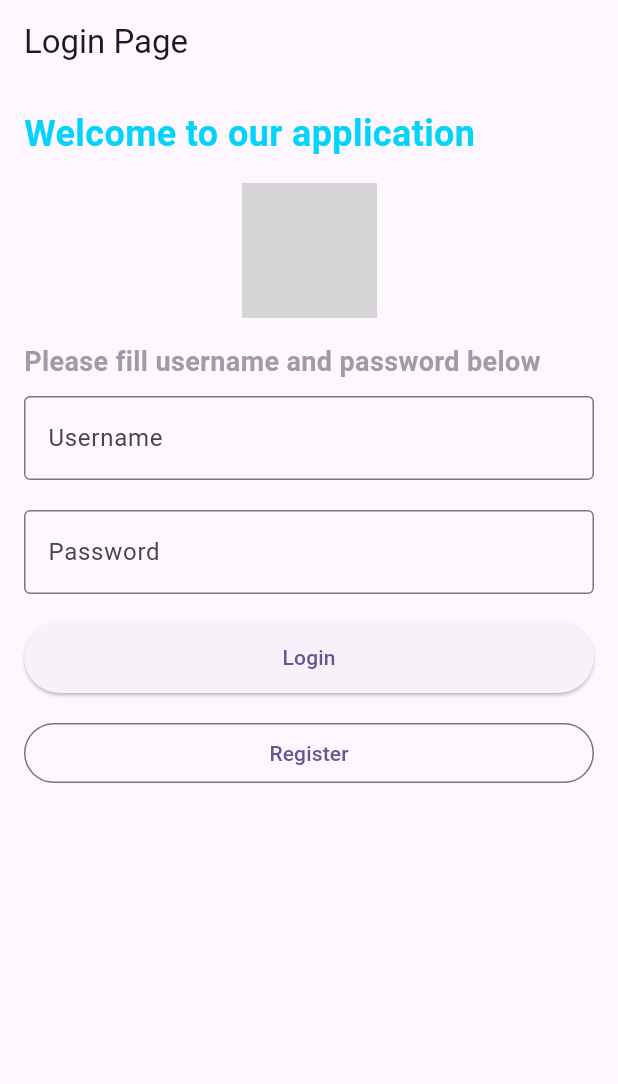
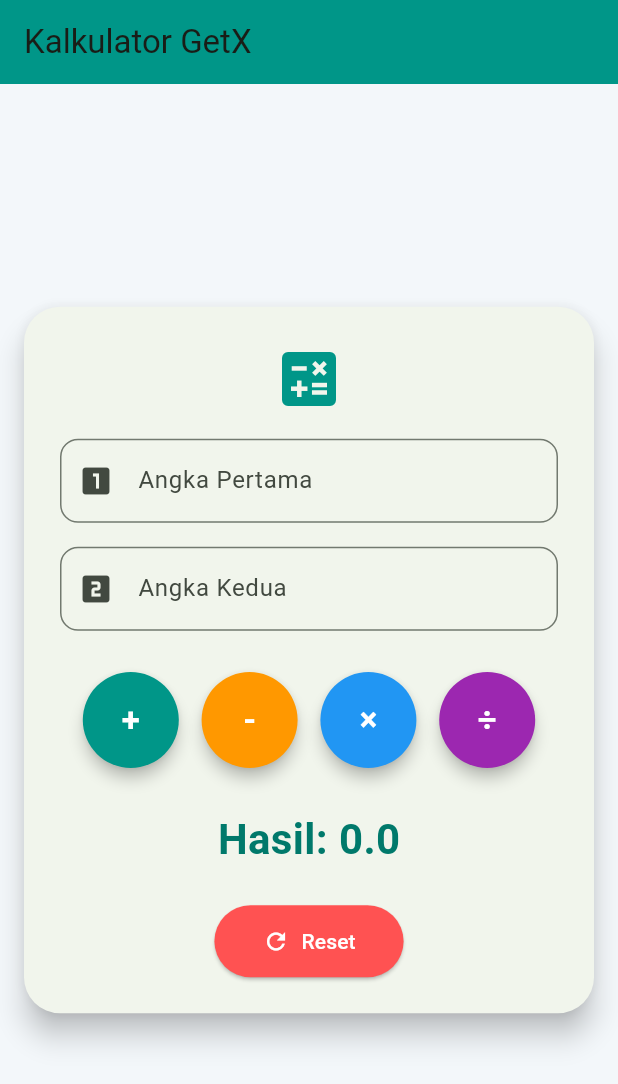
Before and after one commit to Alnieto7/latihan1_pplg2, a Flutter app: the screen it shows after launch, on a phone screen of 412 x 824 dp. Shown: the top 1084 px of the screen. Run offline on Flutter 3.47's test engine with Material 3 defaults, Android fonts, the phone set to English and light mode, and no system bars; our stand-ins replace get; grey boxes are pictures that could not be loaded.

Commit message:
project 6/8/2025

```diff
--- a/lib/LoginPage.dart
+++ b/lib/LoginPage.dart
@@ -65,10 +65,12 @@ class _LoginPageState extends State<LoginPage> {
             ),
             CustomTextField(
               label: "Username",
+              myTextColor: Colors.deepOrangeAccent,
               controller: usernameController,
             ),
             CustomTextField(
               label: "Password",
+              myTextColor: Colors.deepOrangeAccent,
               controller: passwordController,
               isPassword: true,
             ),
--- a/lib/RegisterPage.dart
+++ b/lib/RegisterPage.dart
@@ -47,19 +47,23 @@ class _RegisterPageState extends State<RegisterPage> {
             CustomTextField(
               label: "Nama",
               controller: nameController,
+              myTextColor: Colors.blue,
             ),
             CustomTextField(
               label: "Email",
               controller: emailController,
+              myTextColor: Colors.blue,
             ),
             CustomTextField(
               label: "Password",
               controller: passwordController,
+              myTextColor: Colors.blue,
               isPassword: true,
             ),
             CustomTextField(
               label: "Tanggal Lahir",
               controller: dateController,
+              myTextColor: Colors.blue,
               readOnly: true,
               onTap: _pickDate,
             ),
--- /dev/null
+++ b/lib/component/controllers/calculatorController.dart
@@ -0,0 +1,39 @@
+import 'package:flutter/material.dart';
+import 'package:get/get.dart';
+
+class PengontrolKalkulator extends GetxController {
+  TextEditingController angka1Controller = TextEditingController();
+  TextEditingController angka2Controller = TextEditingController();
+
+  var hasil = 0.0.obs;
+
+  void tambah() {
+    double a1 = double.tryParse(angka1Controller.text) ?? 0;
+    double a2 = double.tryParse(angka2Controller.text) ?? 0;
+    hasil.value = a1 + a2;
+  }
+
+  void kurang() {
+    double a1 = double.tryParse(angka1Controller.text) ?? 0;
+    double a2 = double.tryParse(angka2Controller.text) ?? 0;
+    hasil.value = a1 - a2;
+  }
+
+  void kali() {
+    double a1 = double.tryParse(angka1Controller.text) ?? 0;
+    double a2 = double.tryParse(angka2Controller.text) ?? 0;
+    hasil.value = a1 * a2;
+  }
+
+  void bagi() {
+    double a1 = double.tryParse(angka1Controller.text) ?? 0;
+    double a2 = double.tryParse(angka2Controller.text) ?? 1;
+    hasil.value = a2 != 0 ? a1 / a2 : 0;
+  }
+
+  void clear() {
+    angka1Controller.clear();
+    angka2Controller.clear();
+    hasil.value = 0.0;
+  }
+}
--- a/lib/component/custom_button.dart
+++ b/lib/component/custom_button.dart
@@ -4,6 +4,7 @@ class CustomButton extends StatelessWidget {
   final String text;
   final VoidCallback onPressed;
   final bool isOutlined;
+
 
   const CustomButton({
     Key? key,
--- a/lib/component/custom_textfield.dart
+++ b/lib/component/custom_textfield.dart
@@ -6,6 +6,7 @@ class CustomTextField extends StatelessWidget {
   final bool isPassword;
   final bool readOnly;
   final VoidCallback? onTap;
+  final Color myTextColor;
 
   const CustomTextField({
     Key? key,
@@ -13,7 +14,7 @@ class CustomTextField extends StatelessWidget {
     required this.controller,
     this.isPassword = false,
     this.readOnly = false,
-    this.onTap,
+    this.onTap, required this.myTextColor,
   }) : super(key: key);
 
   @override
@@ -28,6 +29,7 @@ class CustomTextField extends StatelessWidget {
         decoration: InputDecoration(
           labelText: label,
           border: const OutlineInputBorder(),
+          labelStyle: TextStyle(color: myTextColor),
         ),
       ),
     );
--- /dev/null
+++ b/lib/component/pages/calculatorPage.dart
@@ -0,0 +1,103 @@
+import 'package:flutter/material.dart';
+import 'package:flutter/services.dart';
+import 'package:get/get.dart';
+import 'package:latihan1_pplg2/component/controllers/calculatorController.dart';
+
+class HalamanKalkulator extends StatelessWidget {
+  final PengontrolKalkulator pengontrol = Get.put(PengontrolKalkulator());
+
+  @override
+  Widget build(BuildContext context) {
+    return Scaffold(
+      backgroundColor: Color(0xFFF3F7FA),
+      appBar: AppBar(
+        title: Text('Kalkulator GetX'),
+        backgroundColor: Colors.teal,
+        elevation: 0,
+      ),
+      body: Center(
+        child: Card(
+          elevation: 8,
+          shape: RoundedRectangleBorder(borderRadius: BorderRadius.circular(24)),
+          margin: EdgeInsets.symmetric(horizontal: 16, vertical: 32),
+          child: Padding(
+            padding: const EdgeInsets.all(24.0),
+            child: Column(
+              mainAxisSize: MainAxisSize.min,
+              children: [
+                Icon(Icons.calculate, size: 48, color: Colors.teal),
+                SizedBox(height: 16),
+                TextField(
+                  controller: pengontrol.angka1Controller,
+                  keyboardType: TextInputType.numberWithOptions(decimal: true),
+                  inputFormatters: [
+                    FilteringTextInputFormatter.allow(RegExp(r'^\d*\.?\d{0,2}')),
+                  ],
+                  decoration: InputDecoration(
+                    labelText: 'Angka Pertama',
+                    border: OutlineInputBorder(borderRadius: BorderRadius.circular(12)),
+                    prefixIcon: Icon(Icons.looks_one),
+                  ),
+                ),
+                SizedBox(height: 16),
+                TextField(
+                  controller: pengontrol.angka2Controller,
+                  keyboardType: TextInputType.numberWithOptions(decimal: true),
+                  inputFormatters: [
+                    FilteringTextInputFormatter.allow(RegExp(r'^\d*\.?\d{0,2}')),
+                  ],
+                  decoration: InputDecoration(
+                    labelText: 'Angka Kedua',
+                    border: OutlineInputBorder(borderRadius: BorderRadius.circular(12)),
+                    prefixIcon: Icon(Icons.looks_two),
+                  ),
+                ),
+                SizedBox(height: 24),
+                Row(
+                  mainAxisAlignment: MainAxisAlignment.spaceEvenly,
+                  children: [
+                    _buildCalcButton('+', Colors.teal, pengontrol.tambah),
+                    _buildCalcButton('-', Colors.orange, pengontrol.kurang),
+                    _buildCalcButton('×', Colors.blue, pengontrol.kali),
+                    _buildCalcButton('÷', Colors.purple, pengontrol.bagi),
+                  ],
+                ),
+                SizedBox(height: 24),
+                Obx(() => Text(
+                      'Hasil: ${pengontrol.hasil.value}',
+                      style: TextStyle(fontSize: 28, fontWeight: FontWeight.bold, color: Colors.teal[700]),
+                    )),
+                SizedBox(height: 24),
+                ElevatedButton.icon(
+                  onPressed: pengontrol.clear,
+                  icon: Icon(Icons.refresh),
+                  label: Text('Reset'),
+                  style: ElevatedButton.styleFrom(
+                    backgroundColor: Colors.redAccent,
+                    foregroundColor: Colors.white,
+                    shape: StadiumBorder(),
+                    padding: EdgeInsets.symmetric(horizontal: 32, vertical: 14),
+                  ),
+                ),
+              ],
+            ),
+          ),
+        ),
+      ),
+    );
+  }
+
+  Widget _buildCalcButton(String label, Color color, VoidCallback onPressed) {
+    return ElevatedButton(
+      onPressed: onPressed,
+      style: ElevatedButton.styleFrom(
+        shape: CircleBorder(),
+        backgroundColor: color,
+        foregroundColor: Colors.white,
+        padding: EdgeInsets.all(20),
+        elevation: 4,
+      ),
+      child: Text(label, style: TextStyle(fontSize: 22, fontWeight: FontWeight.bold)),
+    );
+  }
+}
--- a/lib/main.dart
+++ b/lib/main.dart
@@ -1,5 +1,6 @@
 import 'package:flutter/material.dart';
-import 'package:latihan1_pplg2/LoginPage.dart';
+import 'package:get/get.dart';
+import 'component/pages/calculatorPage.dart';
 
 void main() {
   runApp(const MyApp());
@@ -8,105 +9,16 @@ void main() {
 class MyApp extends StatelessWidget {
   const MyApp({super.key});
 
-  // This widget is the root of your application.
   @override
   Widget build(BuildContext context) {
-    return MaterialApp(
-      title: 'Flutter Demo',
+    return GetMaterialApp(
+      debugShowCheckedModeBanner: false,
+      title: 'Kalkulator GetX',
       theme: ThemeData(
-        // This is the theme of your application.
-        //
-        // TRY THIS: Try running your application with "flutter run". You'll see
-        // the application has a purple toolbar. Then, without quitting the app,
-        // try changing the seedColor in the colorScheme below to Colors.green
-        // and then invoke "hot reload" (save your changes or press the "hot
-        // reload" button in a Flutter-supported IDE, or press "r" if you used
-        // the command line to start the app).
-        //
-        // Notice that the counter didn't reset back to zero; the application
-        // state is not lost during the reload. To reset the state, use hot
-        // restart instead.
-        //
-        // This works for code too, not just values: Most code changes can be
-        // tested with just a hot reload.
-        colorScheme: ColorScheme.fromSeed(seedColor: Colors.deepPurple),
+        colorScheme: ColorScheme.fromSeed(seedColor: Colors.green),
+        useMaterial3: true,
       ),
-      home: const LoginPage(),
+      home: HalamanKalkulator(),
     );
   }
 }
-
-class MyHomePage extends StatefulWidget {
-  const MyHomePage({super.key, required this.title});
-
-  // This widget is the home page of your application. It is stateful, meaning
-  // that it has a State object (defined below) that contains fields that affect
-  // how it looks.
-
-  // This class is the configuration for the state. It holds the values (in this
-  // case the title) provided by the parent (in this case the App widget) and
-  // used by the build method of the State. Fields in a Widget subclass are
-  // always marked "final".
-
-  final String title;
-
-  @override
-  State<MyHomePage> createState() => _MyHomePageState();
-}
-
-class _MyHomePageState extends State<MyHomePage> {
-  int _counter = 0;
-
-  void _incrementCounter() {
-    setState(() {
-
-      _counter++;
-    });
-  }
-
-  @override
-  Widget build(BuildContext context) {
-
-    return Scaffold(
-      appBar: AppBar(
-
-        backgroundColor: Theme.of(context).colorScheme.inversePrimary,
-        // Here we take the value from the MyHomePage object that was created by
-        // the App.build method, and use it to set our appbar title.
-        title: Text(widget.title),
-      ),
-      body: Center(
-        // Center is a layout widget. It takes a single child and positions it
-        // in the middle of the parent.
-        child: Column(
-          // Column is also a layout widget. It takes a list of children and
-          // arranges them vertically. By default, it sizes itself to fit its
-          // children horizontally, and tries to be as tall as its parent.
-          //
-          // Column has various properties to control how it sizes itself and
-          // how it positions its children. Here we use mainAxisAlignment to
-          // center the children vertically; the main axis here is the vertical
-          // axis because Columns are vertical (the cross axis would be
-          // horizontal).
-          //
-          // TRY THIS: Invoke "debug painting" (choose the "Toggle Debug Paint"
-          // action in the IDE, or press "p" in the console), to see the
-          // wireframe for each widget.
-          mainAxisAlignment: MainAxisAlignment.center,
-          children: <Widget>[
-            const Text('You have pushed the button this many times:'),
-            Text(
-              '$_counter',
-              style: Theme.of(context).textTheme.headlineMedium,
-            ),
-          ],
-        ),
-      ),
-      floatingActionButton: FloatingActionButton(
-        onPressed: _incrementCounter,
-        tooltip: 'Increment',
-        child: const Icon(Icons.add),
-      ), // This trailing comma makes auto-formatting nicer for build methods.
-    );
-  }
-}
--- a/pubspec.yaml
+++ b/pubspec.yaml
@@ -34,6 +34,7 @@ dependencies:
   # The following adds the Cupertino Icons font to your application.
   # Use with the CupertinoIcons class for iOS style icons.
   cupertino_icons: ^1.0.8
+  get: ^4.7.2
 
 dev_dependencies:
   flutter_test:
```
Also changed, not shown: pubspec.lock.
